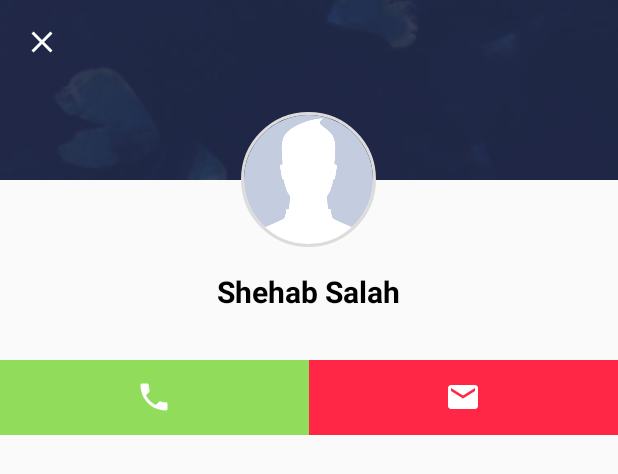
After one commit to ShehabSalah/GeranyApp, an Android app: the layout profile_dialog.xml on its own in the app's theme, with its tools: preview values and no code run, on a phone screen of 412 x 824 dp. The commit adds this screen. Shown: the top 474 px of the screen. Run offline under Robolectric (Android 15) with nearby library versions, the phone set to English and light mode, and no system bars.

Commit message:
Create profile dialog view

```diff
--- a/app/src/main/java/com/shehabsalah/geranyapp/views/adapters/CollaboratorAdapter.java
+++ b/app/src/main/java/com/shehabsalah/geranyapp/views/adapters/CollaboratorAdapter.java
@@ -1,15 +1,20 @@
 package com.shehabsalah.geranyapp.views.adapters;
 
 import android.content.Context;
+import android.support.v7.app.AlertDialog;
 import android.support.v7.widget.RecyclerView;
+import android.text.Editable;
+import android.text.TextWatcher;
 import android.view.LayoutInflater;
 import android.view.View;
 import android.view.ViewGroup;
+import android.widget.EditText;
 import android.widget.LinearLayout;
 import android.widget.TextView;
 
 import com.shehabsalah.geranyapp.R;
 import com.shehabsalah.geranyapp.model.Collaborator;
+import com.shehabsalah.geranyapp.util.Config;
 import com.squareup.picasso.Picasso;
 
 import java.util.ArrayList;
@@ -26,6 +31,7 @@ import de.hdodenhof.circleimageview.CircleImageView;
 public class CollaboratorAdapter extends RecyclerView.Adapter<CollaboratorAdapter.MyViewHolder>{
     private Context context;
     private ArrayList<Collaborator> collaborators;
+    private AlertDialog alertDialog;
 
     public CollaboratorAdapter(Context context, ArrayList<Collaborator> collaborators) {
         this.context = context;
@@ -43,7 +49,7 @@ public class CollaboratorAdapter extends RecyclerView.Adapter<CollaboratorAdapte
             row.setOnClickListener(new View.OnClickListener() {
                 @Override
                 public void onClick(View v) {
-                    //ToDo: open user profile dialog
+                    showProfileDialog(getAdapterPosition());
                 }
             });
 
@@ -71,4 +77,13 @@ public class CollaboratorAdapter extends RecyclerView.Adapter<CollaboratorAdapte
     public int getItemCount() {
         return collaborators==null?0:collaborators.size();
     }
+
+    private void showProfileDialog(final int position){
+        View v = LayoutInflater.from(context).inflate(R.layout.profile_dialog,null);
+        AlertDialog.Builder builder = new AlertDialog.Builder(context);
+
+        builder.setView(v);
+        alertDialog = builder.create();
+        alertDialog.show();
+    }
 }
--- /dev/null
+++ b/app/src/main/res/drawable/ic_call.xml
@@ -0,0 +1,4 @@
+<vector android:height="24dp" android:viewportHeight="48.0"
+    android:viewportWidth="48.0" android:width="24dp" xmlns:android="http://schemas.android.com/apk/res/android">
+    <path android:fillColor="@color/white_color" android:pathData="M13.25,21.59c2.88,5.66 7.51,10.29 13.18,13.17l4.4,-4.41c0.55,-0.55 1.34,-0.71 2.03,-0.49C35.1,30.6 37.51,31 40,31c1.11,0 2,0.89 2,2v7c0,1.11 -0.89,2 -2,2C21.22,42 6,26.78 6,8c0,-1.11 0.9,-2 2,-2h7c1.11,0 2,0.89 2,2 0,2.49 0.4,4.9 1.14,7.14 0.22,0.69 0.06,1.48 -0.49,2.03l-4.4,4.42z"/>
+</vector>
--- /dev/null
+++ b/app/src/main/res/drawable/ic_mail.xml
@@ -0,0 +1,4 @@
+<vector android:height="24dp" android:viewportHeight="48.0"
+    android:viewportWidth="48.0" android:width="24dp" xmlns:android="http://schemas.android.com/apk/res/android">
+    <path android:fillColor="@color/white_color" android:pathData="M40,8L8,8c-2.21,0 -3.98,1.79 -3.98,4L4,36c0,2.21 1.79,4 4,4h32c2.21,0 4,-1.79 4,-4L44,12c0,-2.21 -1.79,-4 -4,-4zM40,16L24,26 8,16v-4l16,10 16,-10v4z"/>
+</vector>
--- /dev/null
+++ b/app/src/main/res/layout/profile_dialog.xml
@@ -0,0 +1,86 @@
+<?xml version="1.0" encoding="utf-8"?>
+<LinearLayout xmlns:android="http://schemas.android.com/apk/res/android"
+    xmlns:app="http://schemas.android.com/apk/res-auto"
+    xmlns:tools="http://schemas.android.com/tools"
+    android:orientation="vertical"
+    android:layout_width="match_parent"
+    android:layout_height="match_parent">
+    <FrameLayout
+        android:layout_width="match_parent"
+        android:layout_height="@dimen/profile_dialog_header_size">
+        <ImageView
+            android:layout_width="match_parent"
+            android:layout_height="match_parent"
+            android:scaleType="centerCrop"
+            android:src="@mipmap/login_bg"/>
+        <RelativeLayout
+            android:layout_width="match_parent"
+            android:layout_height="@dimen/profile_dialog_header_size">
+            <ImageView
+                android:id="@+id/location_edit_icon"
+                android:layout_width="@dimen/icon_size"
+                android:layout_height="@dimen/icon_size"
+                android:layout_margin="@dimen/shape_edge_padding"
+                app:srcCompat="@drawable/ic_close"
+                />
+        </RelativeLayout>
+    </FrameLayout>
+    <de.hdodenhof.circleimageview.CircleImageView
+        android:id="@+id/profile_picture"
+        android:layout_width="@dimen/profile_dialog_image_size"
+        android:layout_height="@dimen/profile_dialog_image_size"
+        android:layout_gravity="center_horizontal"
+        android:src="@mipmap/profile"
+        app:civ_border_color="@color/appBackground"
+        app:civ_border_width="2dp"
+        android:layout_marginTop="@dimen/profile_dialog_pic_margin"
+        />
+    <TextView
+        android:id="@+id/username_profile"
+        android:layout_width="wrap_content"
+        android:layout_height="wrap_content"
+        android:layout_gravity="center_horizontal"
+        android:gravity="bottom|center"
+        android:textColor="@color/black_color"
+        android:layout_marginTop="@dimen/shape_edge_padding"
+        android:textSize="@dimen/text_large_size"
+        android:textStyle="bold"
+        tools:text="@string/username"
+        />
+    <LinearLayout
+        android:layout_width="match_parent"
+        android:layout_height="wrap_content"
+        android:layout_marginTop="@dimen/shape_edge_x2"
+        android:orientation="horizontal">
+        <RelativeLayout
+            android:id="@+id/call_container"
+            android:layout_width="wrap_content"
+            android:layout_height="50dp"
+            android:layout_weight="1"
+            android:background="@color/success_color"
+            >
+            <ImageView
+                android:layout_width="@dimen/icon_size"
+                android:layout_height="@dimen/icon_size"
+                android:layout_centerHorizontal="true"
+                android:layout_centerVertical="true"
+                android:src="@drawable/ic_call"/>
+        </RelativeLayout>
+        <RelativeLayout
+            android:id="@+id/mail_container"
+            android:layout_width="wrap_content"
+            android:layout_height="50dp"
+            android:layout_weight="1"
+            android:background="@color/colorAccent"
+            >
+            <ImageView
+                android:layout_width="@dimen/icon_size"
+                android:layout_height="@dimen/icon_size"
+                android:layout_centerHorizontal="true"
+                android:layout_centerVertical="true"
+                android:src="@drawable/ic_mail"/>
+
+        </RelativeLayout>
+
+    </LinearLayout>
+</LinearLayout>
--- a/app/src/main/res/values/dimens.xml
+++ b/app/src/main/res/values/dimens.xml
@@ -46,4 +46,10 @@
     <dimen name="post_image_max_height">200dp</dimen>
     <dimen name="interaction_icon_size">26dp</dimen>
     <dimen name="appbar_padding_top">8dp</dimen>
+
+
+    <!-- Profile Dialog -->
+    <dimen name="profile_dialog_header_size">120dp</dimen>
+    <dimen name="profile_dialog_image_size">90dp</dimen>
+    <dimen name="profile_dialog_pic_margin">-45dp</dimen>
 </resources>
```
